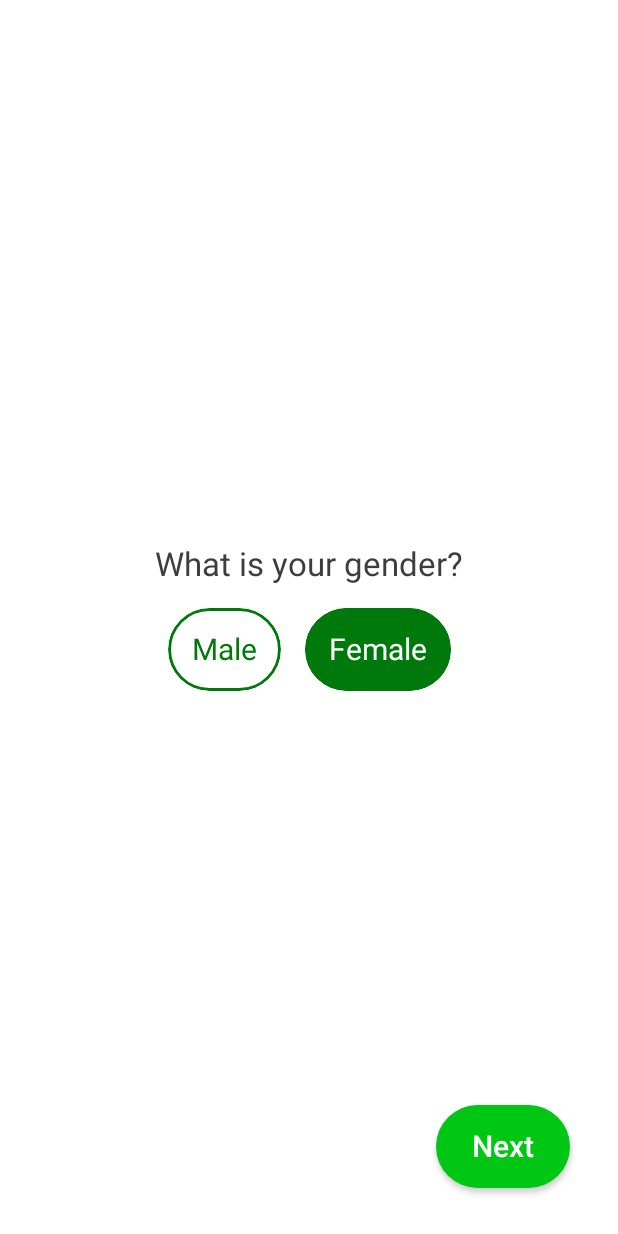
After one commit to SVadimko/FoodTrackerApp, an Android app built with Jetpack Compose: the GenderScreen screen opened through its navigation route, on a phone screen of 412 x 824 dp. The commit adds this screen. Run offline under Robolectric (Android 15) with nearby library versions, the phone set to English and light mode, and no system bars; our stand-ins replace Dagger/Hilt's generated code.

Commit message:
added gender and age screens and viewmodels

```diff
--- a/app/build.gradle.kts
+++ b/app/build.gradle.kts
@@ -71,7 +71,7 @@ dependencies {
 
     implementation(AndroidX.coreKtx)
     implementation(AndroidX.appCompat)
-    implementation(AndroidX.vmLifeCycle)
+    //implementation(AndroidX.vmLifeCycle)
 
     implementation(Coil.coilCompose)
 
--- a/app/src/main/java/com/vadimko/foodtrackerapp/MainActivity.kt
+++ b/app/src/main/java/com/vadimko/foodtrackerapp/MainActivity.kt
@@ -4,9 +4,7 @@ import android.os.Bundle
 import androidx.activity.ComponentActivity
 import androidx.activity.compose.setContent
 import androidx.compose.foundation.layout.fillMaxSize
-import androidx.compose.material.MaterialTheme
-import androidx.compose.material.Surface
-import androidx.compose.material.Text
+import androidx.compose.material.*
 import androidx.compose.runtime.Composable
 import androidx.compose.ui.Modifier
 import androidx.compose.ui.tooling.preview.Preview
@@ -16,20 +14,31 @@ import androidx.navigation.compose.rememberNavController
 import com.vadimko.core.navigation.Route
 import com.vadimko.foodtrackerapp.navigation.navigate
 import com.vadimko.foodtrackerapp.ui.theme.FoodTrackerAppTheme
+import com.vadimko.onboarding_presentation.age.AgeScreen
+import com.vadimko.onboarding_presentation.gender.GenderScreen
 import com.vadimko.onboarding_presentation.welcome.TempAgeScreen
 import com.vadimko.onboarding_presentation.welcome.WelcomeScreen
+import dagger.hilt.EntryPoint
+import dagger.hilt.android.AndroidEntryPoint
+import dagger.hilt.android.HiltAndroidApp
 
+@AndroidEntryPoint
 class MainActivity : ComponentActivity() {
     override fun onCreate(savedInstanceState: Bundle?) {
         super.onCreate(savedInstanceState)
         setContent {
             FoodTrackerAppTheme {
                 // A surface container using the 'background' color from the theme
-                Surface(
+          /*      Surface(
                     modifier = Modifier.fillMaxSize(),
                     color = MaterialTheme.colors.background
+                ) {*/
+                    val navController = rememberNavController()
+                    val scaffoldState = rememberScaffoldState()
+                    Scaffold(
+                        modifier = Modifier.fillMaxSize(),
+                        scaffoldState = scaffoldState
                     ) {
-                    val navController = rememberNavController()
                         NavHost(
                             navController = navController,
                             startDestination = Route.WELCOME
@@ -39,10 +48,13 @@ class MainActivity : ComponentActivity() {
                                 WelcomeScreen(onNavigate = navController::navigate)
                             }
                             composable(Route.AGE) {
-                            TempAgeScreen(onNavigate = navController::navigate)
+                                AgeScreen(
+                                    scaffoldState = scaffoldState,
+                                    onNavigate = navController::navigate
+                                )
                             }
                             composable(Route.GENDER) {
-
+                                GenderScreen(onNavigate = navController::navigate)
                             }
                             composable(Route.HEIGHT) {
 
@@ -66,6 +78,8 @@ class MainActivity : ComponentActivity() {
 
                             }
                         }
+                  //  }
+
                 }
             }
         }
--- a/buildSrc/src/main/java/AndroidX.kt
+++ b/buildSrc/src/main/java/AndroidX.kt
@@ -5,6 +5,6 @@ object AndroidX {
     private const val appCompatVersion = "1.4.0"
     const val appCompat = "androidx.appcompat:appcompat:$appCompatVersion"
 
-    private const val lifecycle_version = "2.4.0"
-    const val vmLifeCycle = "androidx.lifecycle:lifecycle-viewmodel-ktx:$lifecycle_version"
+//    private const val lifecycle_version = "2.4.0"
+//    const val vmLifeCycle = "androidx.lifecycle:lifecycle-viewmodel-ktx:$lifecycle_version"
 }
--- a/buildSrc/src/main/java/Compose.kt
+++ b/buildSrc/src/main/java/Compose.kt
@@ -1,5 +1,5 @@
 object Compose {
-    const val composeVersion = "1.1.0-rc01"
+    const val composeVersion = "1.1.0"
 //    const val composeCompilerVersion = "1.1.0-rc02"
     const val composeCompilerVersion = "1.3.0"
     const val material = "androidx.compose.material:material:$composeVersion"
@@ -8,10 +8,10 @@ object Compose {
     const val runtime = "androidx.compose.runtime:runtime:$composeVersion"
     const val compiler = "androidx.compose.compiler:compiler:$composeCompilerVersion"
 
-    private const val navigationVersion = "2.4.0-beta02"
+    private const val navigationVersion = "2.5.1"
     const val navigation = "androidx.navigation:navigation-compose:$navigationVersion"
 
-    private const val hiltNavigationComposeVersion = "1.0.0-beta01"
+    private const val hiltNavigationComposeVersion = "1.0.0"
     const val hiltNavigationCompose = "androidx.hilt:hilt-navigation-compose:$hiltNavigationComposeVersion"
 
     private const val activityComposeVersion = "1.4.0"
--- a/core/src/main/java/com/vadimko/core/util/UiEvent.kt
+++ b/core/src/main/java/com/vadimko/core/util/UiEvent.kt
@@ -3,4 +3,5 @@ package com.vadimko.core.util
 sealed class UiEvent {
     data class Navigate(val route: String) : UiEvent()
     object NavigateUp : UiEvent()
+    data class ShowSnackBar(val msg: UiText): UiEvent()
 }
--- /dev/null
+++ b/onboarding/onboarding_presentation/src/main/java/com/vadimko/onboarding_presentation/components/SelectableButton.kt
@@ -0,0 +1,54 @@
+package com.vadimko.onboarding_presentation.components
+
+import androidx.compose.foundation.background
+import androidx.compose.foundation.border
+import androidx.compose.foundation.clickable
+import androidx.compose.foundation.layout.Box
+import androidx.compose.foundation.layout.padding
+import androidx.compose.foundation.shape.RoundedCornerShape
+import androidx.compose.material.MaterialTheme
+import androidx.compose.material.Text
+import androidx.compose.runtime.Composable
+import androidx.compose.ui.Alignment
+import androidx.compose.ui.Modifier
+import androidx.compose.ui.draw.clip
+import androidx.compose.ui.graphics.Color
+import androidx.compose.ui.text.TextStyle
+import androidx.compose.ui.unit.dp
+import com.vadimko.core_ui.LocalSpacing
+
+@Composable
+fun SelectableButton(
+    text: String,
+    isSelected: Boolean,
+    color: Color,
+    selectedTextColor: Color,
+    onClick: () -> Unit,
+    modifier: Modifier = Modifier,
+    textStyle: TextStyle = MaterialTheme.typography.button
+) {
+    Box(
+        contentAlignment = Alignment.Center,
+        modifier = modifier
+            .clip(RoundedCornerShape(100.dp))
+            .border(
+                width = 2.dp,
+                color = color,
+                shape = RoundedCornerShape(100.dp)
+            )
+            .background(
+                color = if(isSelected) color else Color.Transparent,
+                shape = RoundedCornerShape(100.dp)
+            )
+            .clickable {
+                onClick()
+            }
+            .padding(LocalSpacing.current.spaceMedium)
+    ){
+    Text(
+        text = text,
+        style = textStyle,
+        color = if(isSelected) selectedTextColor else color
+    )
+    }
+}
--- /dev/null
+++ b/onboarding/onboarding_presentation/src/main/java/com/vadimko/onboarding_presentation/gender/GenderScreen.kt
@@ -0,0 +1,86 @@
+package com.vadimko.onboarding_presentation.gender
+
+import android.util.Log
+import androidx.compose.foundation.layout.*
+import androidx.compose.material.MaterialTheme
+import androidx.compose.material.Text
+import androidx.compose.runtime.Composable
+import androidx.compose.runtime.LaunchedEffect
+import androidx.compose.ui.Alignment
+import androidx.compose.ui.Modifier
+import androidx.compose.ui.graphics.Color
+import androidx.compose.ui.res.stringResource
+import androidx.compose.ui.text.font.FontWeight
+import androidx.hilt.navigation.compose.hiltViewModel
+import com.vadimko.core.domain.model.Gender
+import com.vadimko.core.navigation.Route
+import com.vadimko.core.util.UiEvent
+import com.vadimko.core_ui.LocalSpacing
+import com.vadimko.onboarding_presentation.R
+import com.vadimko.onboarding_presentation.components.ActionButton
+import com.vadimko.onboarding_presentation.components.SelectableButton
+import kotlinx.coroutines.flow.collect
+
+@Composable
+fun GenderScreen(
+    onNavigate: (UiEvent.Navigate) -> Unit,
+    viewModel: GenderScreenVM = hiltViewModel()
+) {
+    val spacing = LocalSpacing.current
+    LaunchedEffect(key1 = true) {
+        viewModel.uiEvent.collect {
+            when (it) {
+                is UiEvent.Navigate -> onNavigate(it)
+                else -> Unit
+            }
+        }
+    }
+    Box(
+        modifier = Modifier
+            .fillMaxSize()
+            .padding(spacing.spaceLarge),
+    ) {
+        Column(
+            modifier = Modifier.fillMaxSize(),
+            verticalArrangement = Arrangement.Center,
+            horizontalAlignment = Alignment.CenterHorizontally
+        ) {
+            Text(
+                text = stringResource(id = R.string.whats_your_gender),
+                style = MaterialTheme.typography.h3
+            )
+            Spacer(modifier = Modifier.height(spacing.spaceMedium))
+            Row {
+                SelectableButton(
+                    text = stringResource(id = R.string.male),
+                    isSelected = viewModel.selectedGender is Gender.Male,
+                    color = MaterialTheme.colors.primaryVariant,
+                    selectedTextColor = Color.White,
+                    onClick = {
+                        viewModel.onGenderClick(Gender.Male) },
+                    textStyle = MaterialTheme.typography.button.copy(
+                        fontWeight = FontWeight.Normal
+                    )
+                )
+                Spacer(modifier = Modifier.width(spacing.spaceMedium) )
+                SelectableButton(
+                    text = stringResource(id = R.string.female),
+                    isSelected = viewModel.selectedGender is Gender.Female,
+                    color = MaterialTheme.colors.primaryVariant,
+                    selectedTextColor = Color.White,
+                    onClick = {
+                        viewModel.onGenderClick(Gender.Female) },
+                    textStyle = MaterialTheme.typography.button.copy(
+                        fontWeight = FontWeight.Normal
+                    )
+                )
+            }
+        }
+        ActionButton(
+            text = stringResource(id = R.string.next),
+            onClick = { viewModel.onNextClick() },
+            modifier = Modifier.align(Alignment.BottomEnd)
+        )
+    }
+
+}
--- /dev/null
+++ b/onboarding/onboarding_presentation/src/main/java/com/vadimko/onboarding_presentation/gender/GenderScreenVM.kt
@@ -0,0 +1,39 @@
+package com.vadimko.onboarding_presentation.gender
+
+import androidx.compose.runtime.getValue
+import androidx.compose.runtime.mutableStateOf
+import androidx.compose.runtime.setValue
+import androidx.lifecycle.ViewModel
+import androidx.lifecycle.viewModelScope
+import com.vadimko.core.domain.model.Gender
+import com.vadimko.core.domain.preferences.Preferences
+import com.vadimko.core.navigation.Route
+import com.vadimko.core.util.UiEvent
+import dagger.hilt.android.lifecycle.HiltViewModel
+import kotlinx.coroutines.channels.Channel
+import kotlinx.coroutines.flow.receiveAsFlow
+import kotlinx.coroutines.launch
+import javax.inject.Inject
+
+@HiltViewModel
+class GenderScreenVM @Inject constructor(
+    private val prefs: Preferences
+) : ViewModel() {
+
+    var selectedGender by mutableStateOf<Gender>(Gender.Female)
+        private set
+
+    private val _uiEvent = Channel<UiEvent>()
+    val uiEvent = _uiEvent.receiveAsFlow()
+
+    fun onGenderClick(gender: Gender) {
+        selectedGender = gender
+    }
+
+    fun onNextClick() {
+        viewModelScope.launch {
+            prefs.saveGender(selectedGender)
+            _uiEvent.send(UiEvent.Navigate(Route.AGE))
+        }
+    }
+}
--- a/onboarding/onboarding_presentation/src/main/java/com/vadimko/onboarding_presentation/welcome/WelcomeScreen.kt
+++ b/onboarding/onboarding_presentation/src/main/java/com/vadimko/onboarding_presentation/welcome/WelcomeScreen.kt
@@ -35,7 +35,7 @@ fun WelcomeScreen(onNavigate:(UiEvent.Navigate) -> Unit) {
         Spacer(modifier = Modifier.height(spacing.spaceMedium))
         ActionButton(
             text = stringResource(id = R.string.next),
-            onClick = { onNavigate(UiEvent.Navigate(Route.AGE)) },
+            onClick = { onNavigate(UiEvent.Navigate(Route.GENDER)) },
             modifier = Modifier.align(CenterHorizontally)
         )
     }
```
Also changed, not shown: app/src/main/java/com/vadimko/foodtrackerapp/di/AppModule.kt (+8 -0 lines), core/src/main/java/com/vadimko/core/domain/usecase/FilterOutDigits.kt (added, +8 -0 lines), core/src/main/java/com/vadimko/core/util/UiText.kt (added, +15 -0 lines), onboarding/onboarding_presentation/src/main/java/com/vadimko/onboarding_presentation/age/AgeScreen.kt (added, +72 -0 lines), onboarding/onboarding_presentation/src/main/java/com/vadimko/onboarding_presentation/age/AgeVM.kt (added, +48 -0 lines), onboarding/onboarding_presentation/src/main/java/com/vadimko/onboarding_presentation/components/UnitTextField.kt (added, +51 -0 lines). Lines whose indentation alone changed are shown as unchanged.
